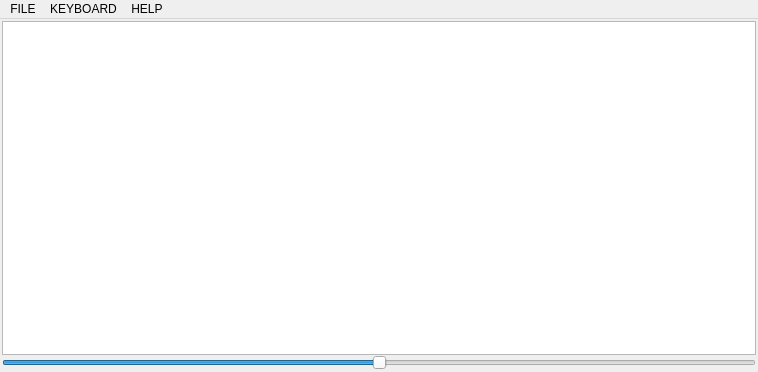
Before: the Qt Designer form src/swaggboard/mainwindow.ui in benapetr/swaggboard, drawn with Qt 5.
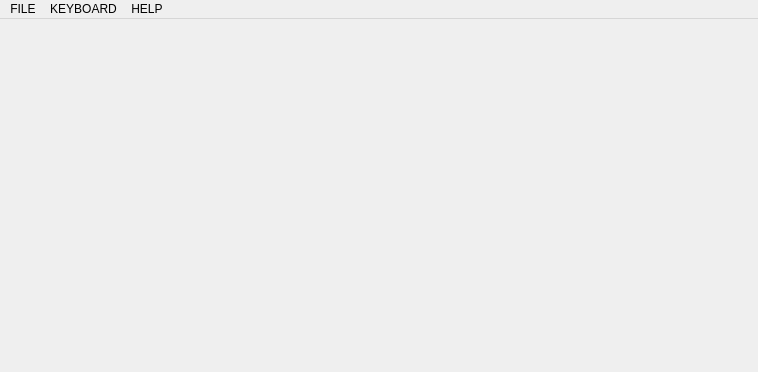
After: the same form once the commit is applied.

What changed in the file:
```diff
--- a/src/swaggboard/mainwindow.ui
+++ b/src/swaggboard/mainwindow.ui
@@ -30,30 +30,6 @@
     <property name="bottomMargin">
      <number>2</number>
     </property>
-    <item>
-     <widget class="QTableWidget" name="tableWidget">
-      <property name="acceptDrops">
-       <bool>true</bool>
-      </property>
-     </widget>
-    </item>
-    <item>
-     <layout class="QHBoxLayout" name="horizontalLayout">
-      <item>
-       <widget class="QSlider" name="horizontalSlider">
-        <property name="maximum">
-         <number>200</number>
-        </property>
-        <property name="value">
-         <number>100</number>
-        </property>
-        <property name="orientation">
-         <enum>Qt::Horizontal</enum>
-        </property>
-       </widget>
-      </item>
-     </layout>
-    </item>
    </layout>
   </widget>
   <widget class="QMenuBar" name="menuBar">
```
